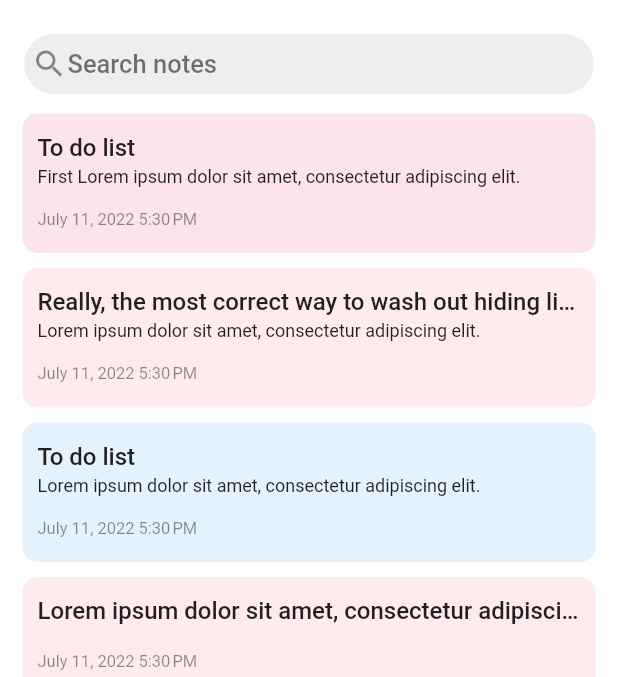
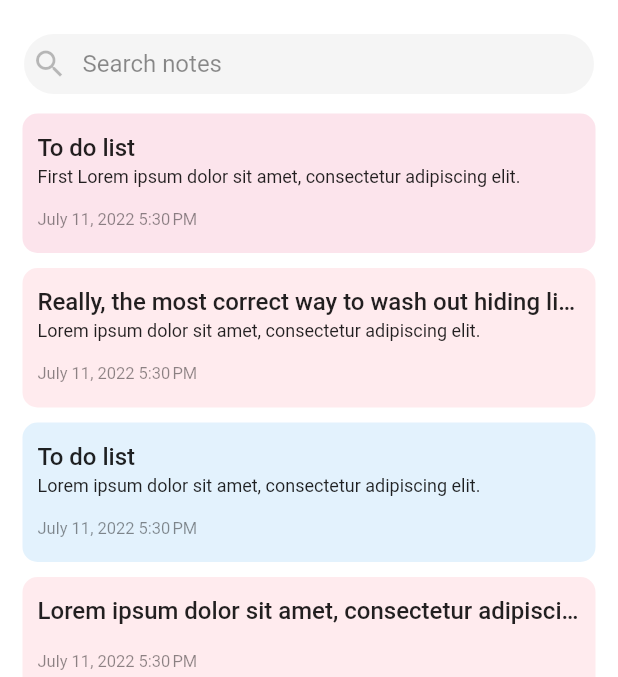
Before and after one commit to LordOlumide/notepad, a Flutter app: the screen it shows after launch, on a phone screen of 412 x 824 dp, the part 233-910 px from its top. Run offline on Flutter 3.47's test engine with Material 2 defaults, Android fonts, the phone set to English and light mode, and no system bars; our stand-ins replace sqflite; accounts and stored records are empty.

```diff
--- a/lib/homepage/home_screen.dart
+++ b/lib/homepage/home_screen.dart
@@ -76,7 +76,7 @@ class _HomeScreenState extends State<HomeScreen> {
                       height: 40,
                       decoration: BoxDecoration(
                         borderRadius: BorderRadius.circular(20),
-                        color: Colors.grey[200]!,
+                        color: Colors.grey[100]!,
                       ),
                       padding: const EdgeInsets.all(5),
                       child: Row(
@@ -84,14 +84,16 @@ class _HomeScreenState extends State<HomeScreen> {
                           // search icon
                           Icon(
                             Icons.search,
-                            color: Colors.black45,
+                            color: Colors.black26,
                           ),
+                          SizedBox(width: 10),
                           // "Search notes" text
                           Text(
                             'Search notes',
                             style: TextStyle(
-                              color: Colors.black54,
-                              fontSize: 17,
+                              color: Colors.black45,
+                              fontSize: 16,
+                              fontWeight: FontWeight.w400,
                             ),
                           ),
                         ],
```
Also changed, not shown: 42 other files.
